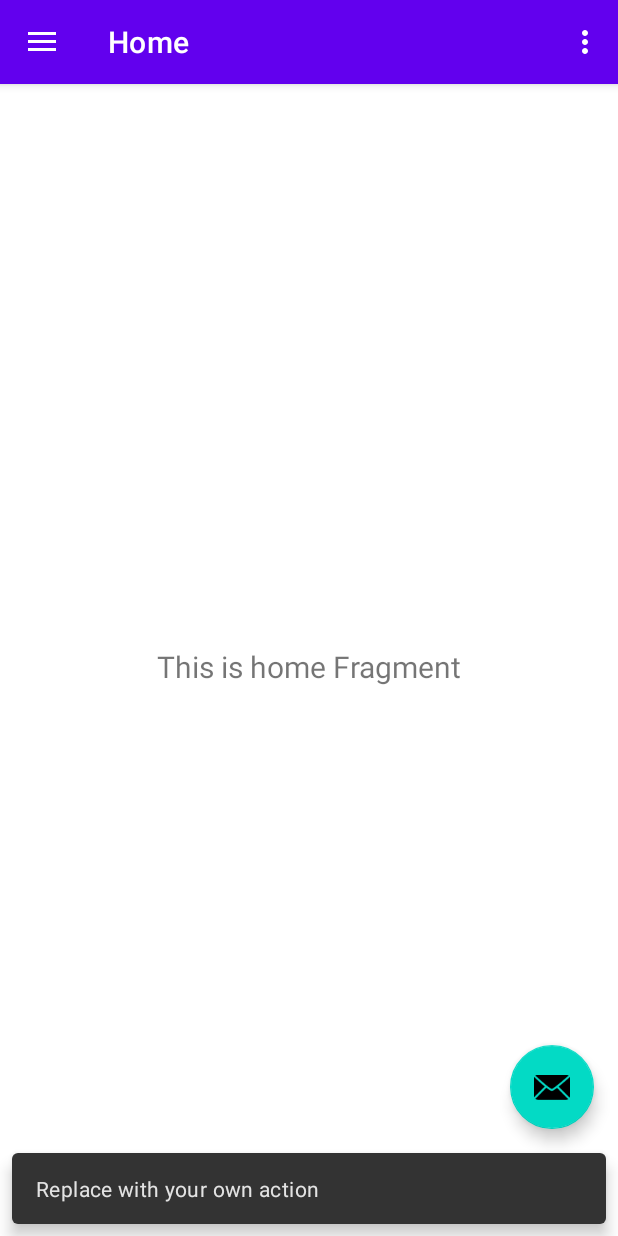
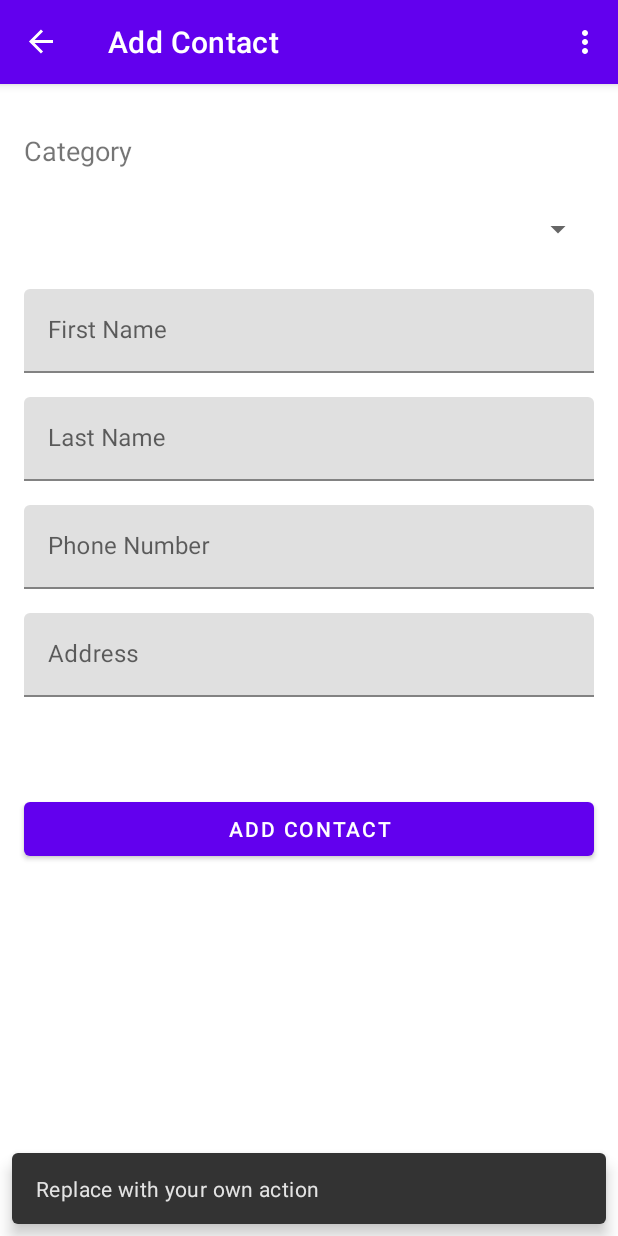
Before and after one commit to SerapErcel/KisilerimUygulamasi, an Android app: the screen it shows after launch (MainActivity), after a tap on an icon or button, on a phone screen of 412 x 824 dp. Run offline under Robolectric (Android 15) with nearby library versions, the phone set to English and light mode, and no system bars; our stand-ins replace navigation-ui.

Commit message:
Create home screen and add account screen design

```diff
--- a/app/build.gradle
+++ b/app/build.gradle
@@ -49,4 +49,7 @@ dependencies {
     testImplementation 'junit:junit:4.13.2'
     androidTestImplementation 'androidx.test.ext:junit:1.1.5'
     androidTestImplementation 'androidx.test.espresso:espresso-core:3.5.1'
+
+    // material
+    implementation 'com.google.android.material:material:1.9.0'
 }
--- a/app/src/main/java/com/serapercel/kisilerimuygulamasi/MainActivity.kt
+++ b/app/src/main/java/com/serapercel/kisilerimuygulamasi/MainActivity.kt
@@ -2,6 +2,7 @@ package com.serapercel.kisilerimuygulamasi
 
 import android.os.Bundle
 import android.view.Menu
+import android.view.View
 import com.google.android.material.snackbar.Snackbar
 import com.google.android.material.navigation.NavigationView
 import androidx.navigation.findNavController
@@ -26,15 +27,18 @@ class MainActivity : AppCompatActivity() {
 
         setSupportActionBar(binding.appBarMain.toolbar)
 
-        binding.appBarMain.fab.setOnClickListener { view ->
-            Snackbar.make(view, "Replace with your own action", Snackbar.LENGTH_LONG)
-                .setAction("Action", null).show()
-        }
         val drawerLayout: DrawerLayout = binding.drawerLayout
         val navView: NavigationView = binding.navView
         val navController = findNavController(R.id.nav_host_fragment_content_main)
         // Passing each menu ID as a set of Ids because each
         // menu should be considered as top level destinations.
+
+        binding.appBarMain.fab.setOnClickListener { view ->
+            navController.navigate(R.id.nav_addContact)
+            binding.appBarMain.fab.visibility = View.INVISIBLE
+            Snackbar.make(view, "Replace with your own action", Snackbar.LENGTH_LONG)
+                .setAction("Action", null).show()
+        }
         appBarConfiguration = AppBarConfiguration(
             setOf(
                 R.id.nav_home, R.id.nav_family, R.id.nav_friends, R.id.nav_school, R.id.nav_turkcell
--- /dev/null
+++ b/app/src/main/java/com/serapercel/kisilerimuygulamasi/ui/addContact/AddContactFragment.kt
@@ -0,0 +1,36 @@
+package com.serapercel.kisilerimuygulamasi.ui.addContact
+
+import androidx.lifecycle.ViewModelProvider
+import android.os.Bundle
+import androidx.fragment.app.Fragment
+import android.view.LayoutInflater
+import android.view.View
+import android.view.ViewGroup
+import com.serapercel.kisilerimuygulamasi.databinding.FragmentAddContactBinding
+
+class AddContactFragment : Fragment() {
+
+    private var _binding: FragmentAddContactBinding? = null
+    private val binding get() = _binding!!
+
+    private lateinit var addContactViewModel: AddContactViewModel
+
+    override fun onCreateView(
+        inflater: LayoutInflater, container: ViewGroup?,
+        savedInstanceState: Bundle?
+    ): View {
+        addContactViewModel =
+            ViewModelProvider(this)[AddContactViewModel::class.java]
+
+        _binding = FragmentAddContactBinding.inflate(inflater, container, false)
+        val root: View = binding.root
+
+        return root
+    }
+
+    override fun onDestroyView() {
+        super.onDestroyView()
+        _binding = null
+    }
+
+}
--- /dev/null
+++ b/app/src/main/java/com/serapercel/kisilerimuygulamasi/ui/addContact/AddContactViewModel.kt
@@ -0,0 +1,7 @@
+package com.serapercel.kisilerimuygulamasi.ui.addContact
+
+import androidx.lifecycle.ViewModel
+
+class AddContactViewModel : ViewModel() {
+    // TODO: Implement the ViewModel
+}
--- a/app/src/main/java/com/serapercel/kisilerimuygulamasi/ui/home/HomeFragment.kt
+++ b/app/src/main/java/com/serapercel/kisilerimuygulamasi/ui/home/HomeFragment.kt
@@ -4,7 +4,6 @@ import android.os.Bundle
 import android.view.LayoutInflater
 import android.view.View
 import android.view.ViewGroup
-import android.widget.TextView
 import androidx.fragment.app.Fragment
 import androidx.lifecycle.ViewModelProvider
 import com.serapercel.kisilerimuygulamasi.databinding.FragmentHomeBinding
@@ -28,10 +27,10 @@ class HomeFragment : Fragment() {
         _binding = FragmentHomeBinding.inflate(inflater, container, false)
         val root: View = binding.root
 
-        val textView: TextView = binding.textHome
+        /*val textView: TextView = binding.textHome
         homeViewModel.text.observe(viewLifecycleOwner) {
             textView.text = it
-        }
+        }*/
         return root
     }
 
--- /dev/null
+++ b/app/src/main/res/drawable/baseline_add_24.xml
@@ -0,0 +1,5 @@
+<vector android:height="24dp" android:tint="#000000"
+    android:viewportHeight="24" android:viewportWidth="24"
+    android:width="24dp" xmlns:android="http://schemas.android.com/apk/res/android">
+    <path android:fillColor="@android:color/white" android:pathData="M19,13h-6v6h-2v-6H5v-2h6V5h2v6h6v2z"/>
+</vector>
--- a/app/src/main/res/layout/app_bar_main.xml
+++ b/app/src/main/res/layout/app_bar_main.xml
@@ -29,6 +29,6 @@
         android:layout_gravity="bottom|end"
         android:layout_marginEnd="@dimen/fab_margin"
         android:layout_marginBottom="16dp"
-        app:srcCompat="@android:drawable/ic_dialog_email" />
+        app:srcCompat="@drawable/baseline_add_24" />
 
 </androidx.coordinatorlayout.widget.CoordinatorLayout>
--- /dev/null
+++ b/app/src/main/res/layout/fragment_add_contact.xml
@@ -0,0 +1,122 @@
+<?xml version="1.0" encoding="utf-8"?>
+<androidx.constraintlayout.widget.ConstraintLayout xmlns:android="http://schemas.android.com/apk/res/android"
+    xmlns:app="http://schemas.android.com/apk/res-auto"
+    xmlns:tools="http://schemas.android.com/tools"
+    android:layout_width="match_parent"
+    android:layout_height="match_parent"
+    tools:context=".ui.addContact.AddContactFragment">
+
+    <TextView
+        android:id="@+id/tvTitleCategory"
+        android:layout_width="wrap_content"
+        android:layout_height="wrap_content"
+        android:layout_marginStart="16dp"
+        android:layout_marginTop="32dp"
+        android:text="@string/category"
+        android:textSize="18sp"
+        app:layout_constraintStart_toStartOf="parent"
+        app:layout_constraintTop_toTopOf="parent" />
+
+    <Spinner
+        android:id="@+id/spinner"
+        android:layout_width="0dp"
+        android:layout_height="48dp"
+        android:layout_marginStart="16dp"
+        android:layout_marginTop="16dp"
+        android:layout_marginEnd="16dp"
+        app:layout_constraintEnd_toEndOf="parent"
+        app:layout_constraintStart_toStartOf="parent"
+        app:layout_constraintTop_toBottomOf="@+id/tvTitleCategory" />
+
+    <com.google.android.material.textfield.TextInputLayout
+        android:id="@+id/tilFirstName"
+        android:layout_width="match_parent"
+        android:layout_height="wrap_content"
+        android:layout_marginStart="16dp"
+        android:layout_marginTop="16dp"
+        android:layout_marginEnd="16dp"
+        app:layout_constraintEnd_toEndOf="parent"
+        app:layout_constraintHorizontal_bias="0.5"
+        app:layout_constraintStart_toStartOf="parent"
+        app:layout_constraintTop_toBottomOf="@+id/spinner">
+
+        <com.google.android.material.textfield.TextInputEditText
+            android:id="@+id/etFirstName"
+            android:layout_width="match_parent"
+            android:layout_height="wrap_content"
+            android:hint="@string/name" />
+    </com.google.android.material.textfield.TextInputLayout>
+
+    <com.google.android.material.textfield.TextInputLayout
+        android:id="@+id/tilLastName"
+        android:layout_width="match_parent"
+        android:layout_height="wrap_content"
+        android:layout_marginStart="16dp"
+        android:layout_marginTop="16dp"
+        android:layout_marginEnd="16dp"
+        app:layout_constraintEnd_toEndOf="parent"
+        app:layout_constraintHorizontal_bias="0.5"
+        app:layout_constraintStart_toStartOf="parent"
+        app:layout_constraintTop_toBottomOf="@+id/tilFirstName">
+
+        <com.google.android.material.textfield.TextInputEditText
+            android:id="@+id/etLastName"
+            android:layout_width="match_parent"
+            android:layout_height="wrap_content"
+            android:hint="@string/last_name" />
+    </com.google.android.material.textfield.TextInputLayout>
+
+    <com.google.android.material.textfield.TextInputLayout
+        android:id="@+id/tilPhoneNum"
+        android:layout_width="match_parent"
+        android:layout_height="wrap_content"
+        android:layout_marginStart="16dp"
+        android:layout_marginTop="16dp"
+        android:layout_marginEnd="16dp"
+        app:layout_constraintEnd_toEndOf="parent"
+        app:layout_constraintHorizontal_bias="0.5"
+        app:layout_constraintStart_toStartOf="parent"
+        app:layout_constraintTop_toBottomOf="@+id/tilLastName">
+
+        <com.google.android.material.textfield.TextInputEditText
+            android:id="@+id/etPhoneNum"
+            android:layout_width="match_parent"
+            android:layout_height="wrap_content"
+            android:hint="@string/phone_number"
+            android:inputType="phone" />
+    </com.google.android.material.textfield.TextInputLayout>
+
+    <com.google.android.material.textfield.TextInputLayout
+        android:id="@+id/tilAddress"
+        android:layout_width="match_parent"
+        android:layout_height="wrap_content"
+        android:layout_marginStart="16dp"
+        android:layout_marginTop="16dp"
+        android:layout_marginEnd="16dp"
+        app:layout_constraintEnd_toEndOf="parent"
+        app:layout_constraintHorizontal_bias="0.5"
+        app:layout_constraintStart_toStartOf="parent"
+        app:layout_constraintTop_toBottomOf="@+id/tilPhoneNum">
+
+        <com.google.android.material.textfield.TextInputEditText
+            android:id="@+id/etAddress"
+            android:layout_width="match_parent"
+            android:layout_height="wrap_content"
+            android:hint="@string/address" />
+    </com.google.android.material.textfield.TextInputLayout>
+
+    <com.google.android.material.button.MaterialButton
+        android:id="@+id/btnAddContact"
+        android:layout_width="match_parent"
+        android:layout_height="48dp"
+        android:layout_marginStart="16dp"
+        android:layout_marginTop="64dp"
+        android:layout_marginEnd="16dp"
+        android:text="@string/add_contact"
+        app:layout_constraintEnd_toEndOf="parent"
+        app:layout_constraintHorizontal_bias="0.5"
+        app:layout_constraintStart_toStartOf="parent"
+        app:layout_constraintTop_toBottomOf="@+id/tilAddress" />
+
+
+</androidx.constraintlayout.widget.ConstraintLayout>
--- a/app/src/main/res/layout/fragment_home.xml
+++ b/app/src/main/res/layout/fragment_home.xml
@@ -6,17 +6,30 @@
     android:layout_height="match_parent"
     tools:context=".ui.home.HomeFragment">
 
-    <TextView
-        android:id="@+id/text_home"
-        android:layout_width="match_parent"
-        android:layout_height="wrap_content"
-        android:layout_marginStart="8dp"
-        android:layout_marginTop="8dp"
-        android:layout_marginEnd="8dp"
-        android:textAlignment="center"
-        android:textSize="20sp"
+    <SearchView
+        android:id="@+id/svSearch"
+        android:layout_width="0dp"
+        android:layout_height="64dp"
+        android:layout_marginStart="32dp"
+        android:layout_marginTop="16dp"
+        android:layout_marginEnd="32dp"
+        android:queryHint="@string/search"
+        app:layout_constraintEnd_toEndOf="parent"
+        app:layout_constraintHorizontal_bias="0.5"
+        app:layout_constraintStart_toStartOf="parent"
+        app:layout_constraintTop_toTopOf="parent" />
+
+    <ListView
+        android:id="@+id/lvHomeContacts"
+        android:layout_width="0dp"
+        android:layout_height="0dp"
+        android:layout_marginStart="16dp"
+        android:layout_marginTop="16dp"
+        android:layout_marginEnd="16dp"
         app:layout_constraintBottom_toBottomOf="parent"
         app:layout_constraintEnd_toEndOf="parent"
+        app:layout_constraintHorizontal_bias="0.5"
         app:layout_constraintStart_toStartOf="parent"
-        app:layout_constraintTop_toTopOf="parent" />
+        app:layout_constraintTop_toBottomOf="@+id/svSearch"
+        app:layout_constraintVertical_bias="0.5" />
 </androidx.constraintlayout.widget.ConstraintLayout>
--- a/app/src/main/res/navigation/mobile_navigation.xml
+++ b/app/src/main/res/navigation/mobile_navigation.xml
@@ -32,4 +32,9 @@
         android:name="com.serapercel.kisilerimuygulamasi.ui.turkcellGYGY.TurkcellGYGYFragment"
         android:label="@string/menu_turkcell"
         tools:layout="@layout/fragment_turkcell_g_y_g_y" />
+    <fragment
+        android:id="@+id/nav_addContact"
+        android:name="com.serapercel.kisilerimuygulamasi.ui.addContact.AddContactFragment"
+        android:label="@string/add_contact"
+        tools:layout="@layout/fragment_add_contact" />
 </navigation>
--- a/app/src/main/res/values/strings.xml
+++ b/app/src/main/res/values/strings.xml
@@ -12,5 +12,12 @@
     <string name="menu_friend">Friends</string>
     <string name="menu_school">School</string>
     <string name="menu_turkcell">Turkcell GYGY</string>
+    <string name="search">Search</string>
+    <string name="category">Category</string>
+    <string name="name">First Name</string>
+    <string name="add_contact">Add Contact</string>
+    <string name="address">Address</string>
+    <string name="phone_number">Phone Number</string>
+    <string name="last_name">Last Name</string>
 
 </resources>
```
